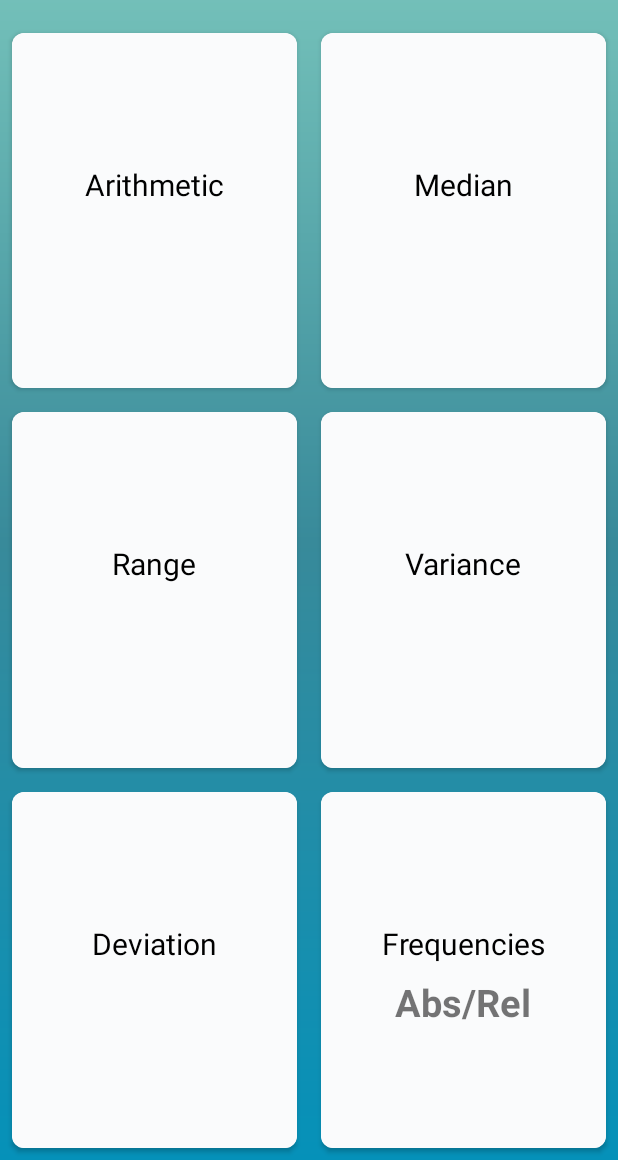
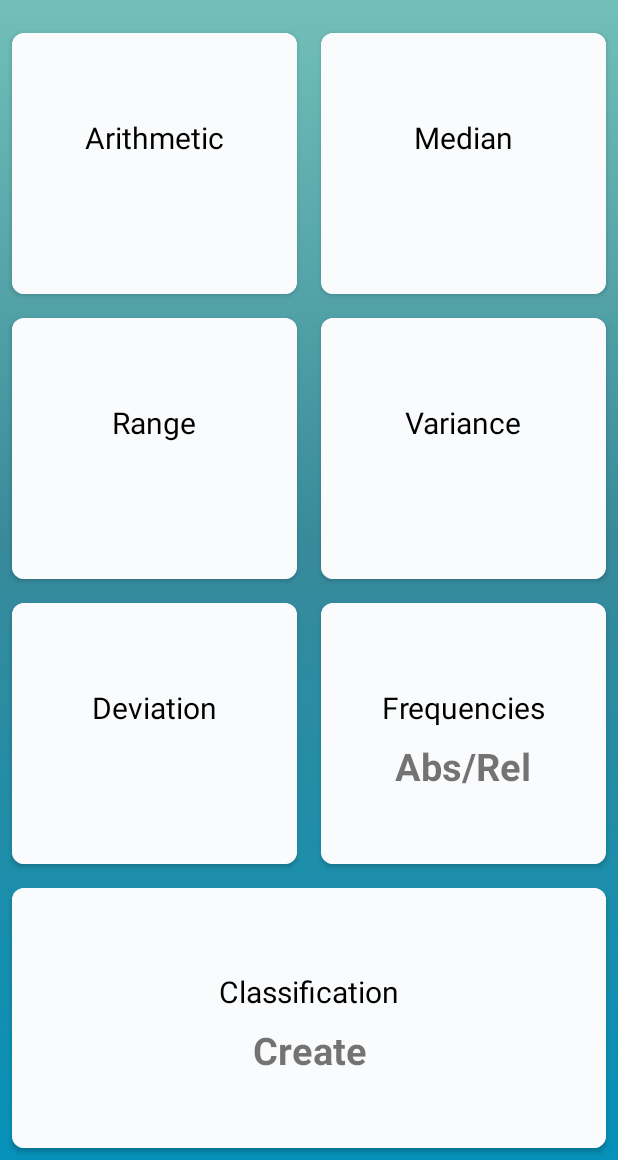
Before and after one commit to Rey-sa/Statify, an Android app: the layout activity_results_layout.xml on its own in the app's theme, with its tools: preview values and no code run, on a phone screen of 412 x 824 dp, the part 76-1236 px from its top. Run offline under Robolectric (Android 15) with nearby library versions, the phone set to English and light mode, and no system bars.

Commit message:
Fixed Landscape layout

```diff
--- a/app/src/main/res/layout-land/activity_main_layout.xml
+++ b/app/src/main/res/layout-land/activity_main_layout.xml
@@ -7,7 +7,7 @@
         android:layout_width="match_parent"
         android:layout_height="match_parent"
         android:orientation="vertical"
-        android:background="@color/statify_dark_blue">
+        android:background="@drawable/background_gradient">
 
     <TextView
             android:id="@+id/idLogo"
@@ -49,7 +49,7 @@
 
                 <Button
                         android:id="@+id/idBtnNewData"
-                        android:text="New Data"
+                        android:text="@string/new_dataset"
                         android:backgroundTint="@color/statify_turquise"
                         android:layout_width="0dp"
                         android:layout_height="wrap_content"
@@ -60,7 +60,7 @@
                 />
                 <Button
                         android:id="@+id/idBtnEditData"
-                        android:text="Edit"
+                        android:text="@string/edit"
                         android:backgroundTint="@color/statify_orange"
                         android:layout_width="0dp"
                         android:layout_height="wrap_content"
--- /dev/null
+++ b/app/src/main/res/layout-land/activity_results_layout.xml
@@ -0,0 +1,387 @@
+<?xml version="1.0" encoding="utf-8"?>
+<RelativeLayout
+        xmlns:android="http://schemas.android.com/apk/res/android"
+        xmlns:app="http://schemas.android.com/apk/res-auto"
+        xmlns:tools="http://schemas.android.com/tools"
+        android:layout_width="match_parent"
+        android:layout_height="match_parent"
+        android:background="@drawable/background_gradient"
+>
+
+    <LinearLayout
+            android:id="@+id/idHeaderBar"
+            android:layout_width="match_parent"
+            android:layout_height="wrap_content"
+            android:orientation="horizontal"
+            android:layout_alignParentTop="true"
+            android:padding="16dp"
+            android:gravity="center_vertical">
+        <ImageButton
+                android:id="@+id/idBtnBack"
+                android:layout_width="wrap_content"
+                android:layout_height="wrap_content"
+                android:src="@drawable/ic_back_arrow"
+                android:background="?android:attr/selectableItemBackground"
+                android:onClick="onBackClick"
+                android:layout_gravity="center"
+        />
+
+
+        <!-- Logo -->
+        <TextView
+                android:id="@+id/idLogo"
+                android:textSize="24sp"
+                android:layout_width="0dp"
+                android:layout_height="wrap_content"
+                android:layout_gravity="center_vertical"
+                android:textColor="@color/white"
+                android:text="@string/app_name"
+                android:layout_weight="1"
+                android:gravity="center"
+        />
+    </LinearLayout>
+
+    <ScrollView android:layout_width="match_parent"
+                android:layout_height="match_parent"
+                android:layout_below="@id/idHeaderBar">
+
+        <!-- Layout for Cards -->
+        <androidx.gridlayout.widget.GridLayout
+                android:layout_width="match_parent"
+                android:layout_height="wrap_content"
+                app:rowCount="4"
+                app:columnCount="2"
+                app:orientation="horizontal"
+                android:padding="8dp"
+
+        >
+
+            <!-- Display Card 0 | 0 -->
+            <androidx.cardview.widget.CardView
+                    android:layout_width="0dp"
+                    android:layout_height="wrap_content"
+                    app:layout_row="0"
+                    app:layout_column="0"
+                    app:layout_gravity="fill"
+                    app:layout_rowWeight="1"
+                    app:layout_columnWeight="1"
+                    android:layout_margin="8dp"
+                    app:cardCornerRadius="8dp"
+                    android:elevation="8dp"
+
+
+            >
+                <LinearLayout
+                        android:layout_width="match_parent"
+                        android:layout_height="wrap_content"
+                        android:orientation="vertical"
+                        android:gravity="center"
+                        app:layout_gravity="center_vertical|center_horizontal"
+                        android:background="@color/card_background"
+
+                >
+
+                    <TextView
+                            android:layout_width="wrap_content"
+                            android:layout_height="wrap_content"
+                            android:text="@string/arithmetic"
+                            android:textSize="@dimen/card_icon_size"
+                            android:gravity="center"
+                            android:textColor="@color/black"
+                            android:padding="@dimen/card_padding"
+
+                    />
+                    <TextView
+                            android:id="@+id/idTextCard00"
+                            android:layout_width="wrap_content"
+                            android:layout_height="wrap_content"
+                            android:textStyle="bold"
+                            android:textSize="@dimen/card_text_size"
+                            android:textAlignment="center"/>
+
+                </LinearLayout>
+            </androidx.cardview.widget.CardView>
+
+            <!-- Display Card 0 | 1 -->
+            <androidx.cardview.widget.CardView
+                    android:layout_width="0dp"
+                    android:layout_height="wrap_content"
+                    app:layout_row="0"
+                    app:layout_column="1"
+                    app:layout_gravity="fill"
+                    app:layout_rowWeight="1"
+                    app:layout_columnWeight="1"
+                    android:layout_margin="8dp"
+                    app:cardCornerRadius="8dp"
+                    android:elevation="8dp"
+
+            >
+                <LinearLayout
+                        android:layout_width="match_parent"
+                        android:layout_height="wrap_content"
+                        android:orientation="vertical"
+                        android:gravity="center"
+                        app:layout_gravity="center_vertical|center_horizontal"
+                        android:background="@color/card_background"
+
+                >
+
+                    <TextView
+                            android:layout_width="wrap_content"
+                            android:layout_height="wrap_content"
+                            android:text="@string/median"
+                            android:textSize="@dimen/card_icon_size"
+                            android:gravity="center"
+                            android:textColor="@color/black"
+                            android:padding="@dimen/card_padding"
+
+                    />
+                    <TextView
+                            android:id="@+id/idTextCard01"
+                            android:layout_width="wrap_content"
+                            android:layout_height="wrap_content"
+                            android:textStyle="bold"
+                            android:textSize="@dimen/card_text_size"
+                            android:textAlignment="center"/>
+
+                </LinearLayout>
+            </androidx.cardview.widget.CardView>
+
+            <!-- Display Card 1 | 0 -->
+            <androidx.cardview.widget.CardView
+                    android:layout_width="0dp"
+                    android:layout_height="wrap_content"
+                    app:layout_row="1"
+                    app:layout_column="0"
+                    app:layout_gravity="fill"
+                    app:layout_rowWeight="1"
+                    app:layout_columnWeight="1"
+                    android:layout_margin="8dp"
+                    app:cardCornerRadius="8dp"
+                    android:elevation="8dp"
+
+            >
+                <LinearLayout
+                        android:layout_width="match_parent"
+                        android:layout_height="wrap_content"
+                        android:orientation="vertical"
+                        android:gravity="center"
+                        app:layout_gravity="center_vertical|center_horizontal"
+                        android:background="@color/card_background"
+
+                >
+
+                    <TextView
+                            android:layout_width="wrap_content"
+                            android:layout_height="wrap_content"
+                            android:text="@string/range"
+                            android:textSize="@dimen/card_icon_size"
+                            android:gravity="center"
+                            android:textColor="@color/black"
+                            android:padding="@dimen/card_padding"
+
+                    />
+                    <TextView
+                            android:id="@+id/idTextCard10"
+                            android:layout_width="wrap_content"
+                            android:layout_height="wrap_content"
+                            android:textStyle="bold"
+                            android:textSize="@dimen/card_text_size"
+                            android:textAlignment="center"
+                    />
+
+                </LinearLayout>
+            </androidx.cardview.widget.CardView>
+
+            <!-- Display Card 1 | 1 -->
+            <androidx.cardview.widget.CardView
+                    android:layout_width="0dp"
+                    android:layout_height="wrap_content"
+                    app:layout_row="1"
+                    app:layout_column="1"
+                    app:layout_gravity="fill"
+                    app:layout_rowWeight="1"
+                    app:layout_columnWeight="1"
+                    android:layout_margin="8dp"
+                    app:cardCornerRadius="8dp"
+                    android:elevation="8dp"
+
+            >
+                <LinearLayout
+                        android:layout_width="match_parent"
+                        android:layout_height="wrap_content"
+                        android:orientation="vertical"
+                        android:gravity="center"
+                        app:layout_gravity="center_vertical|center_horizontal"
+                        android:background="@color/card_background"
+
+                >
+
+                    <TextView
+                            android:layout_width="wrap_content"
+                            android:layout_height="wrap_content"
+                            android:text="@string/variance"
+                            android:textSize="@dimen/card_icon_size"
+                            android:gravity="center"
+                            android:textColor="@color/black"
+                            android:padding="@dimen/card_padding"
+
+                    />
+                    <TextView
+                            android:id="@+id/idTextCard11"
+                            android:layout_width="wrap_content"
+                            android:layout_height="wrap_content"
+                            android:textStyle="bold"
+                            android:textSize="@dimen/card_text_size"
+                            android:textAlignment="center"
+                    />
+
+                </LinearLayout>
+            </androidx.cardview.widget.CardView>
+
+            <!-- Display Card 2 | 0 -->
+            <androidx.cardview.widget.CardView
+                    android:layout_width="0dp"
+                    android:layout_height="wrap_content"
+                    app:layout_row="2"
+                    app:layout_column="0"
+                    app:layout_gravity="fill"
+                    app:layout_rowWeight="1"
+                    app:layout_columnWeight="1"
+                    android:layout_margin="8dp"
+                    app:cardCornerRadius="8dp"
+                    android:elevation="8dp"
+
+            >
+                <LinearLayout
+                        android:layout_width="match_parent"
+                        android:layout_height="wrap_content"
+                        android:orientation="vertical"
+                        android:gravity="center"
+                        app:layout_gravity="center_vertical|center_horizontal"
+                        android:background="@color/card_background"
+
+                >
+
+                    <TextView
+                            android:layout_width="wrap_content"
+                            android:layout_height="wrap_content"
+                            android:text="@string/deviation"
+                            android:textSize="@dimen/card_icon_size"
+                            android:gravity="center"
+                            android:textColor="@color/black"
+                            android:padding="@dimen/card_padding"
+
+                    />
+                    <TextView
+                            android:id="@+id/idTextCard20"
+                            android:layout_width="wrap_content"
+                            android:layout_height="wrap_content"
+                            android:textStyle="bold"
+                            android:textSize="@dimen/card_text_size"
+                            android:textAlignment="center"/>
+
+                </LinearLayout>
+            </androidx.cardview.widget.CardView>
+
+            <!-- Display Card 2 | 1 -->
+            <androidx.cardview.widget.CardView
+                    android:id="@+id/idCard21"
+                    android:layout_width="0dp"
+                    android:layout_height="wrap_content"
+                    app:layout_row="2"
+                    app:layout_column="1"
+                    app:layout_gravity="fill"
+                    app:layout_rowWeight="1"
+                    app:layout_columnWeight="1"
+                    android:layout_margin="8dp"
+                    app:cardCornerRadius="8dp"
+                    android:elevation="8dp"
+
+            >
+                <LinearLayout
+                        android:layout_width="match_parent"
+                        android:layout_height="wrap_content"
+                        android:orientation="vertical"
+                        android:gravity="center"
+                        app:layout_gravity="center_vertical|center_horizontal"
+                        android:background="@color/card_background"
+
+                >
+
+                    <TextView
+                            android:layout_width="wrap_content"
+                            android:layout_height="wrap_content"
+                            android:text="@string/frequencies"
+                            android:textSize="@dimen/card_icon_size"
+                            android:gravity="center"
+                            android:textColor="@color/black"
+                            android:padding="@dimen/card_padding"
+
+                    />
+                    <TextView
+                            android:id="@+id/idTextCard21"
+                            android:layout_width="wrap_content"
+                            android:layout_height="wrap_content"
+                            android:text="@string/abs_rel"
+                            android:textStyle="bold"
+                            android:textSize="@dimen/card_text_size"
+                            android:textAlignment="center"/>
+
+                </LinearLayout>
+
+
+            </androidx.cardview.widget.CardView>
+
+            <!-- Display Card 3 | 0 -->
+            <androidx.cardview.widget.CardView
+                    android:id="@+id/idCard30"
+                    android:layout_width="0dp"
+                    android:layout_height="wrap_content"
+                    app:layout_row="3"
+                    app:layout_column="0"
+                    app:layout_gravity="fill"
+                    app:layout_rowWeight="1"
+                    app:layout_columnWeight="1"
+                    app:layout_columnSpan="2"
+                    android:layout_margin="8dp"
+                    app:cardCornerRadius="8dp"
+                    android:elevation="8dp"
+
+            >
+                <LinearLayout
+                        android:layout_width="match_parent"
+                        android:layout_height="wrap_content"
+                        android:orientation="vertical"
+                        android:gravity="center"
+                        app:layout_gravity="center_vertical|center_horizontal"
+                        android:background="@color/card_background"
+
+                >
+
+                    <TextView
+                            android:layout_width="wrap_content"
+                            android:layout_height="wrap_content"
+                            android:text="@string/classification"
+                            android:textSize="@dimen/card_icon_size"
+                            android:gravity="center"
+                            android:textColor="@color/black"
+                            android:padding="@dimen/card_padding"
+
+                    />
+                    <TextView
+                            android:id="@+id/idTextCard30"
+                            android:layout_width="wrap_content"
+                            android:layout_height="wrap_content"
+                            android:text="@string/create"
+                            android:textStyle="bold"
+                            android:textSize="@dimen/card_text_size"
+                            android:textAlignment="center"/>
+
+                </LinearLayout>
+
+            </androidx.cardview.widget.CardView>
+        </androidx.gridlayout.widget.GridLayout>
+    </ScrollView>
+
+</RelativeLayout>
--- a/app/src/main/res/layout/activity_results_layout.xml
+++ b/app/src/main/res/layout/activity_results_layout.xml
@@ -46,7 +46,7 @@
             android:layout_width="match_parent"
             android:layout_height="match_parent"
             android:layout_below="@id/idHeaderBar"
-            app:rowCount="3"
+            app:rowCount="4"
             app:columnCount="2"
 
     >
@@ -325,6 +325,59 @@
 
             </LinearLayout>
 
+
+
+
+
+        </androidx.cardview.widget.CardView>
+
+        <!-- Display Card 3 | 0 -->
+        <androidx.cardview.widget.CardView
+                android:id="@+id/idCard30"
+                android:layout_width="0dp"
+                android:layout_height="0dp"
+                app:layout_row="3"
+                app:layout_column="0"
+                app:layout_gravity="fill"
+                app:layout_rowWeight="1"
+                app:layout_columnWeight="1"
+                app:layout_columnSpan="2"
+                android:layout_margin="8dp"
+                app:cardCornerRadius="8dp"
+                android:elevation="8dp"
+
+        >
+            <LinearLayout
+                    android:layout_width="match_parent"
+                    android:layout_height="match_parent"
+                    android:orientation="vertical"
+                    android:gravity="center"
+                    app:layout_gravity="center_vertical|center_horizontal"
+                    android:background="@color/card_background"
+
+            >
+
+                <TextView
+                        android:layout_width="wrap_content"
+                        android:layout_height="wrap_content"
+                        android:text="@string/classification"
+                        android:textSize="@dimen/card_icon_size"
+                        android:gravity="center"
+                        android:textColor="@color/black"
+                        android:padding="@dimen/card_padding"
+
+                />
+                <TextView
+                        android:id="@+id/idTextCard30"
+                        android:layout_width="wrap_content"
+                        android:layout_height="wrap_content"
+                        android:text="@string/create"
+                        android:textStyle="bold"
+                        android:textSize="@dimen/card_text_size"
+                        android:textAlignment="center"/>
+
+            </LinearLayout>
+
         </androidx.cardview.widget.CardView>
     </androidx.gridlayout.widget.GridLayout>
 </RelativeLayout>
--- a/app/src/main/res/values/strings.xml
+++ b/app/src/main/res/values/strings.xml
@@ -13,5 +13,8 @@
     <string name="frequencies">Frequencies</string>
     <string name="abs_rel">Abs/Rel</string>
     <string name="frequenciesHeader">Frequencies</string>
+    <string name="classification">Classification</string>
+    <string name="create">Create</string>
+    <string name="new_dataset">New Dataset</string>
 
 </resources>
```
